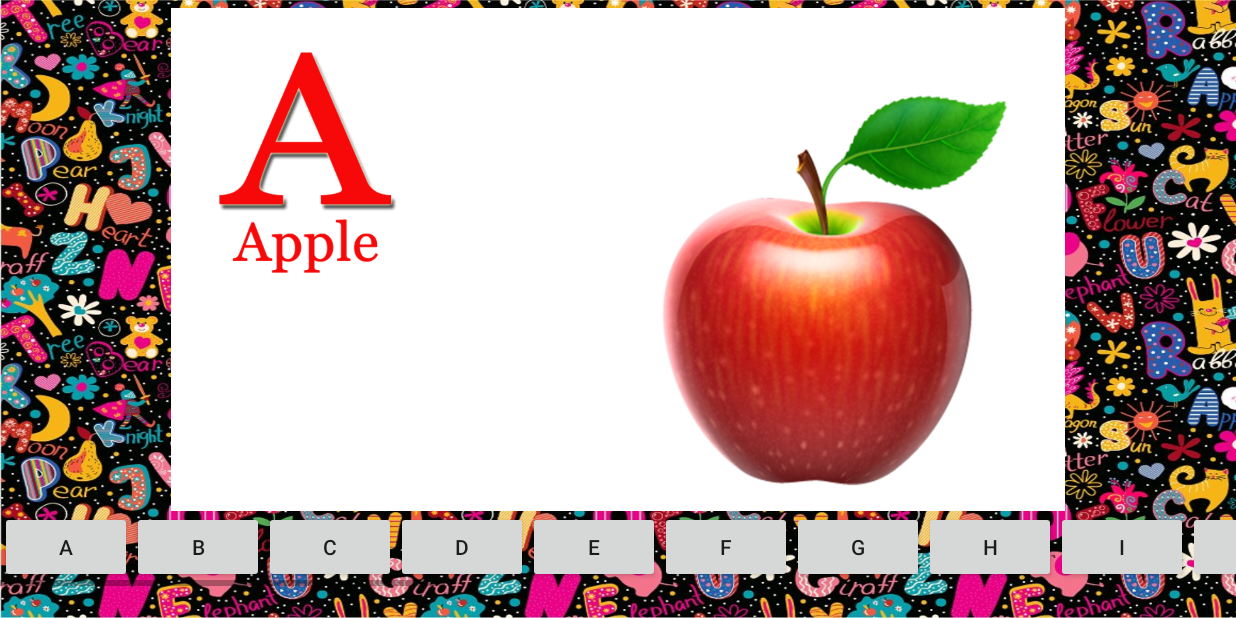
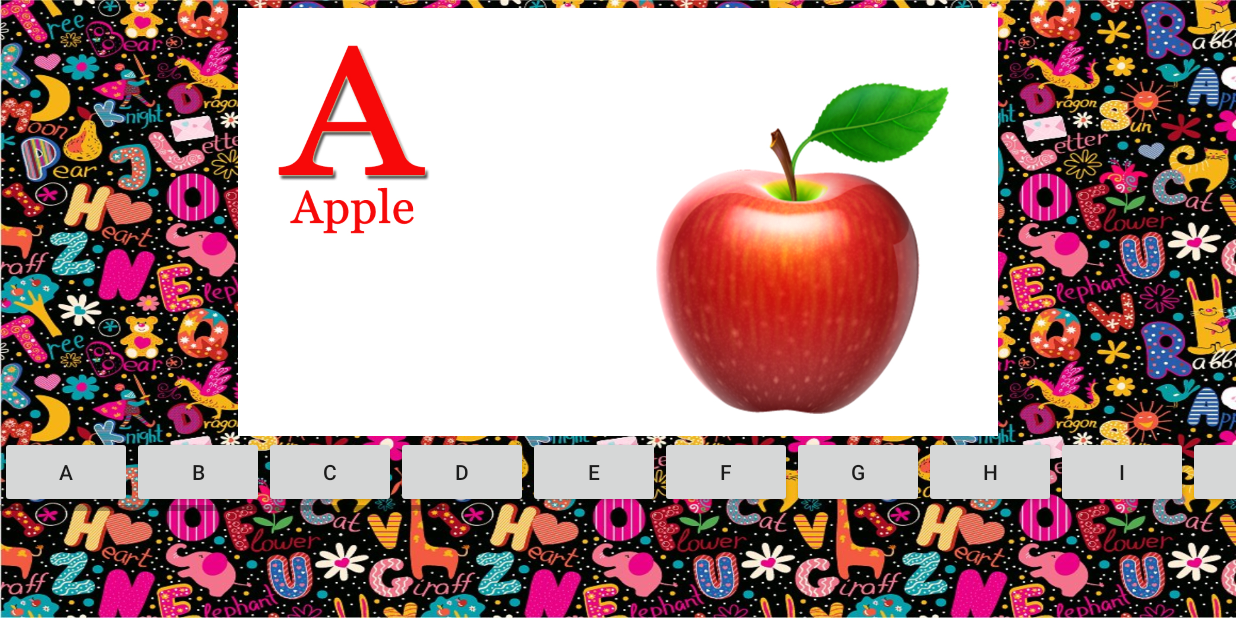
Before and after one commit to priyam1996/KidsEducationalApp, an Android app: the Alphabets screen opened directly, with no data from a screen before it, on a phone screen of 824 x 412 dp (held sideways). Run offline under Robolectric (Android 15) with nearby library versions, the phone set to English and light mode, and no system bars.

Commit message:
alphabet xml

```diff
--- a/app/src/main/res/layout/activity_alphabets.xml
+++ b/app/src/main/res/layout/activity_alphabets.xml
@@ -12,7 +12,7 @@
         android:layout_marginTop="5dp"
         android:id="@+id/alphabet"
         android:layout_width="match_parent"
-        android:layout_height="335dp"
+        android:layout_height="285dp"
         android:src="@drawable/a">
 
     </ImageView>
```
